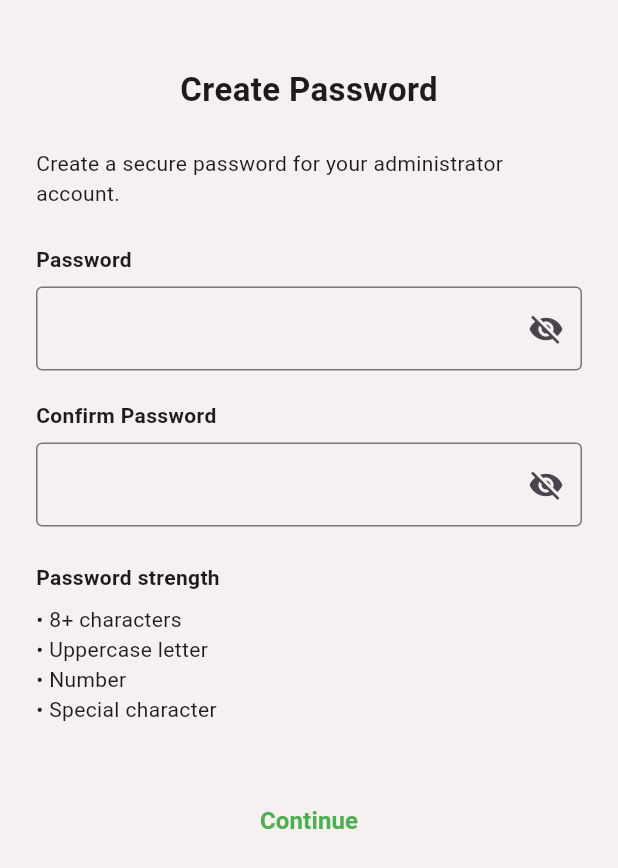
After one commit to juniorrsnvl/her_health_app, a Flutter app: the screen it shows after launch, after a tap on "Continue", on a phone screen of 412 x 824 dp. The commit adds this screen. Shown: the top 868 px of the screen. Run offline on Flutter 3.47's test engine with Material 3 defaults, Android fonts, the phone set to English and light mode, and no system bars.

Commit message:
Add create password screen and wire navigation

```diff
--- /dev/null
+++ b/admin_portal/lib/screens/create_password_screen.dart
@@ -0,0 +1,99 @@
+import 'package:flutter/material.dart';
+
+class CreatePasswordScreen extends StatefulWidget {
+  const CreatePasswordScreen({super.key});
+
+  @override
+  State<CreatePasswordScreen> createState() => _CreatePasswordScreenState();
+}
+
+class _CreatePasswordScreenState extends State<CreatePasswordScreen> {
+  final _passwordController = TextEditingController();
+  final _confirmController = TextEditingController();
+  bool _obscurePassword = true;
+  bool _obscureConfirm = true;
+
+  @override
+  Widget build(BuildContext context) {
+    return Scaffold(
+      backgroundColor: const Color(0xFFF6F1F0),
+      body: SafeArea(
+        child: Padding(
+          padding: const EdgeInsets.all(24.0),
+          child: Column(
+            crossAxisAlignment: CrossAxisAlignment.start,
+            children: [
+              const SizedBox(height: 20),
+              const Center(
+                child: Text(
+                  'Create Password',
+                  style: TextStyle(fontSize: 22, fontWeight: FontWeight.bold),
+                ),
+              ),
+              const SizedBox(height: 24),
+              const Text(
+                'Create a secure password for your administrator account.',
+                style: TextStyle(fontSize: 14),
+              ),
+              const SizedBox(height: 24),
+              const Text('Password', style: TextStyle(fontWeight: FontWeight.bold)),
+              const SizedBox(height: 8),
+              TextField(
+                controller: _passwordController,
+                obscureText: _obscurePassword,
+                decoration: InputDecoration(
+                  border: const OutlineInputBorder(),
+                  suffixIcon: IconButton(
+                    icon: Icon(_obscurePassword ? Icons.visibility_off : Icons.visibility),
+                    onPressed: () {
+                      setState(() => _obscurePassword = !_obscurePassword);
+                    },
+                  ),
+                ),
+              ),
+              const SizedBox(height: 20),
+              const Text('Confirm Password', style: TextStyle(fontWeight: FontWeight.bold)),
+              const SizedBox(height: 8),
+              TextField(
+                controller: _confirmController,
+                obscureText: _obscureConfirm,
+                decoration: InputDecoration(
+                  border: const OutlineInputBorder(),
+                  suffixIcon: IconButton(
+                    icon: Icon(_obscureConfirm ? Icons.visibility_off : Icons.visibility),
+                    onPressed: () {
+                      setState(() => _obscureConfirm = !_obscureConfirm);
+                    },
+                  ),
+                ),
+              ),
+              const SizedBox(height: 24),
+              const Text('Password strength', style: TextStyle(fontWeight: FontWeight.bold)),
+              const SizedBox(height: 8),
+              const Text('• 8+ characters'),
+              const Text('• Uppercase letter'),
+              const Text('• Number'),
+              const Text('• Special character'),
+              const SizedBox(height: 40),
+              Center(
+                child: TextButton(
+                  onPressed: () {
+                    // Will navigate to the Verify Email screen next.
+                  },
+                  child: const Text(
+                    'Continue',
+                    style: TextStyle(
+                      color: Colors.green,
+                      fontSize: 16,
+                      fontWeight: FontWeight.w600,
+                    ),
+                  ),
+                ),
+              ),
+            ],
+          ),
+        ),
+      ),
+    );
+  }
+}
--- a/admin_portal/lib/screens/splash_screen.dart
+++ b/admin_portal/lib/screens/splash_screen.dart
@@ -1,17 +1,39 @@
 import 'package:flutter/material.dart';
+import 'welcome_screen.dart';
 
-class SplashScreen extends StatelessWidget {
+class SplashScreen extends StatefulWidget {
   const SplashScreen({super.key});
+
+  @override
+  State<SplashScreen> createState() => _SplashScreenState();
+}
+
+class _SplashScreenState extends State<SplashScreen> {
+  @override
+  void initState() {
+    super.initState();
+    Future.delayed(const Duration(milliseconds: 2500), () {
+      if (mounted) {
+        Navigator.pushReplacement(
+          context,
+          MaterialPageRoute(builder: (context) => const WelcomeScreen()),
+        );
+      }
+    });
+  }
 
   @override
   Widget build(BuildContext context) {
     return Scaffold(
       backgroundColor: Colors.white,
       body: SafeArea(
+        child: Center(
           child: Padding(
             padding: const EdgeInsets.symmetric(horizontal: 24.0),
             child: Column(
+              mainAxisSize: MainAxisSize.min,
               mainAxisAlignment: MainAxisAlignment.center,
+              crossAxisAlignment: CrossAxisAlignment.center,
               children: [
                 Icon(
                   Icons.spa,
@@ -49,6 +71,7 @@ class SplashScreen extends StatelessWidget {
             ),
           ),
         ),
+      ),
     );
   }
 }
--- /dev/null
+++ b/admin_portal/lib/screens/welcome_screen.dart
@@ -0,0 +1,59 @@
+import 'package:flutter/material.dart';
+import 'create_password_screen.dart';
+
+class WelcomeScreen extends StatelessWidget {
+  const WelcomeScreen({super.key});
+
+  @override
+  Widget build(BuildContext context) {
+    return Scaffold(
+      backgroundColor: Colors.white,
+      body: SafeArea(
+        child: Padding(
+          padding: const EdgeInsets.symmetric(horizontal: 32.0),
+          child: Column(
+            mainAxisAlignment: MainAxisAlignment.center,
+            children: [
+              Icon(
+                Icons.spa,
+                size: 80,
+                color: Colors.pink.shade200,
+              ),
+              const SizedBox(height: 32),
+              const Text(
+                'Welcome Dr. Mbokota!',
+                style: TextStyle(fontSize: 22, fontWeight: FontWeight.bold),
+                textAlign: TextAlign.center,
+              ),
+              const SizedBox(height: 16),
+              const Text(
+                'Your administrator account has been created successfully. '
+                'Let\'s complete the setup of your Admin Portal. '
+                'This will only take a minute.',
+                style: TextStyle(fontSize: 14),
+                textAlign: TextAlign.center,
+              ),
+              const SizedBox(height: 60),
+              TextButton(
+                onPressed: () {
+                  Navigator.push(
+                    context,
+                    MaterialPageRoute(builder: (context) => const CreatePasswordScreen()),
+                  );
+                },
+                child: const Text(
+                  'Continue',
+                  style: TextStyle(
+                    color: Colors.green,
+                    fontSize: 16,
+                    fontWeight: FontWeight.w600,
+                  ),
+                ),
+              ),
+            ],
+          ),
+        ),
+      ),
+    );
+  }
+}
```
Also changed, not shown: admin_portal/lib/main.dart (line endings or trailing spaces). Lines whose indentation alone changed are shown as unchanged.
